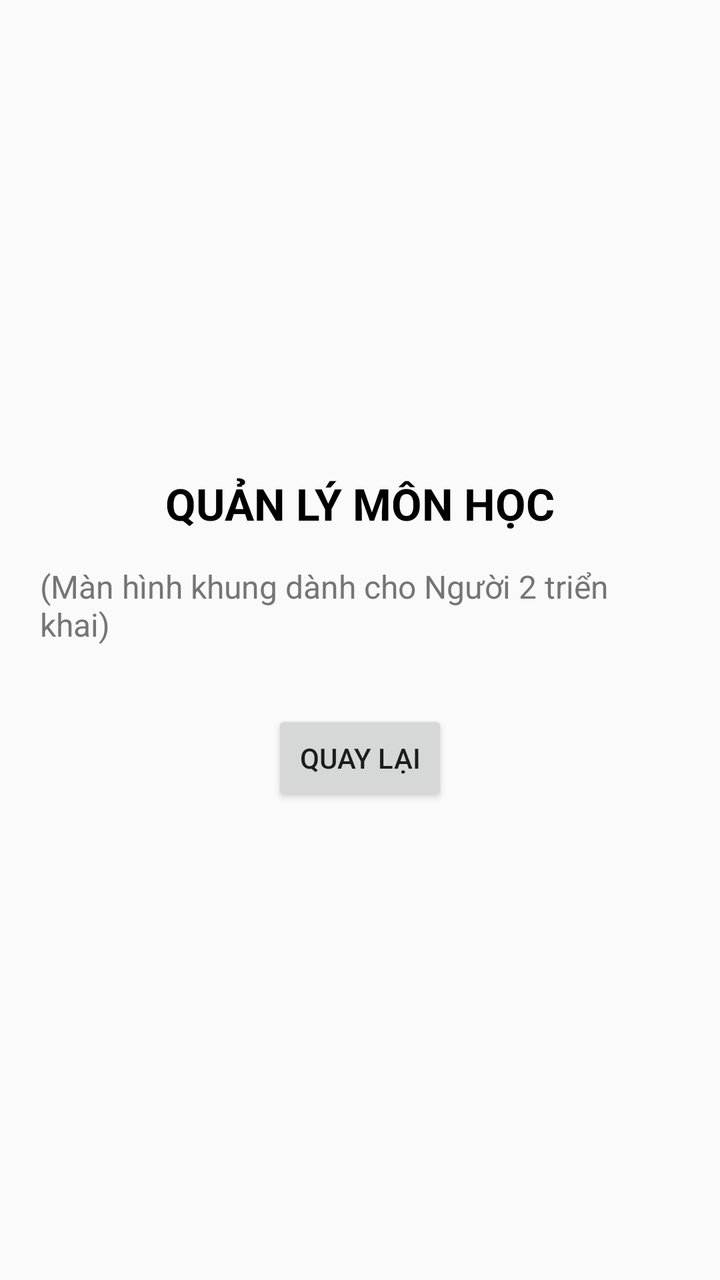
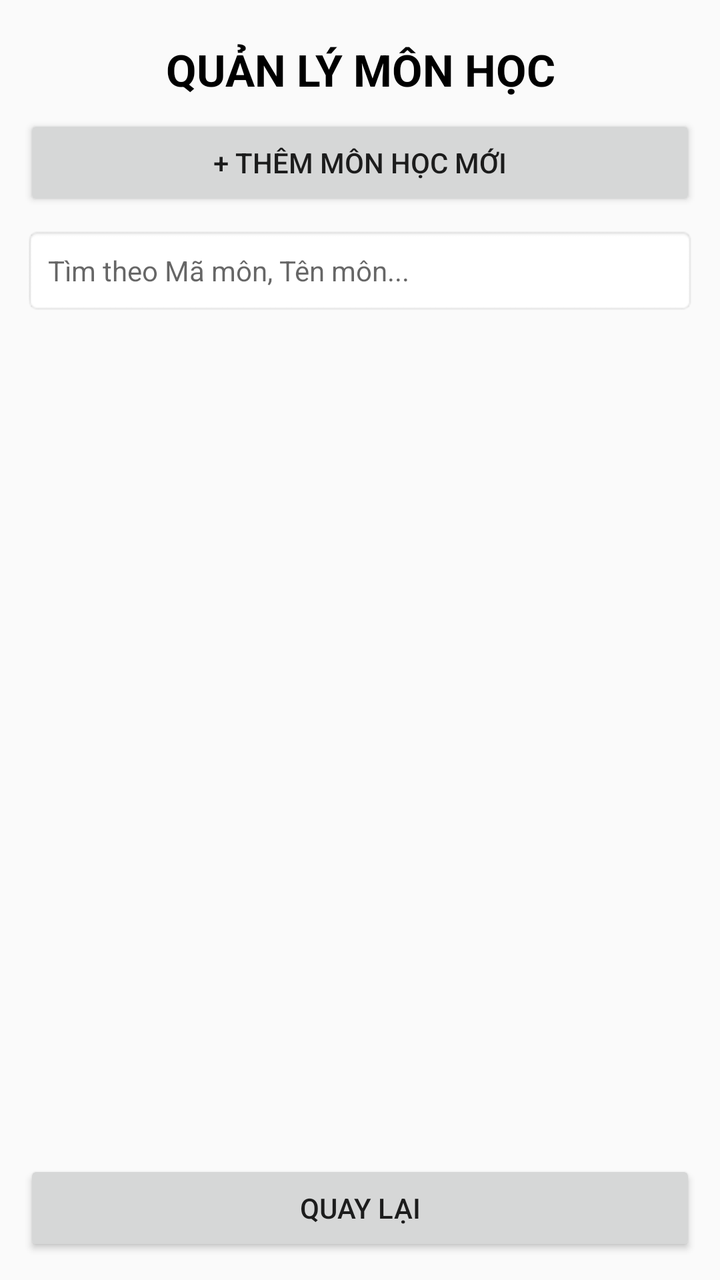

Two renders of the same Android screen: before a commit and after it. Below are the layout's source before the change and the commit's diff.
<!-- AndroidManifest.xml: application theme Theme.Test3 -->
<!-- res/layout/activity_subject.xml -->
<?xml version="1.0" encoding="utf-8"?>
<LinearLayout xmlns:android="http://schemas.android.com/apk/res/android"
    android:layout_width="match_parent"
    android:layout_height="match_parent"
    android:orientation="vertical"
    android:padding="20dp"
    android:gravity="center">

    <TextView
        android:layout_width="wrap_content"
        android:layout_height="wrap_content"
        android:text="QUẢN LÝ MÔN HỌC"
        android:textSize="22sp"
        android:textStyle="bold"
        android:textColor="@color/black"
        android:layout_marginBottom="16dp" />

    <TextView
        android:layout_width="wrap_content"
        android:layout_height="wrap_content"
        android:text="(Màn hình khung dành cho Người 2 triển khai)"
        android:textSize="16sp"
        android:textColor="#757575"
        android:layout_marginBottom="32dp" />

    <Button
        android:id="@+id/btnBack"
        android:layout_width="wrap_content"
        android:layout_height="wrap_content"
        android:text="Quay lại" />

</LinearLayout>
<!-- resources referenced by this layout -->
<resources>
  <color name="black">#FF000000</color>
  <style name="Theme.Test3" parent="Theme.AppCompat.Light.DarkActionBar">
          <item name="colorPrimary">#1976D2</item>
          <item name="colorPrimaryDark">#1565C0</item>
          <item name="colorAccent">#03DAC6</item>
      </style>
</resources>

<!-- the commit's change to res/layout/activity_subject.xml (unified diff, before → after) -->
@@ -3,30 +3,62 @@
     android:layout_width="match_parent"
     android:layout_height="match_parent"
     android:orientation="vertical"
-    android:padding="20dp"
-    android:gravity="center">
+    android:padding="12dp">
 
     <TextView
-        android:layout_width="wrap_content"
+        android:layout_width="match_parent"
         android:layout_height="wrap_content"
+        android:layout_marginVertical="8dp"
+        android:gravity="center"
         android:text="QUẢN LÝ MÔN HỌC"
+        android:textColor="@android:color/black"
         android:textSize="22sp"
-        android:textStyle="bold"
-        android:textColor="@color/black"
-        android:layout_marginBottom="16dp" />
+        android:textStyle="bold" />
 
-    <TextView
-        android:layout_width="wrap_content"
+    <Button
+        android:id="@+id/btnAddSubject"
+        android:layout_width="match_parent"
         android:layout_height="wrap_content"
-        android:text="(Màn hình khung dành cho Người 2 triển khai)"
-        android:textSize="16sp"
-        android:textColor="#757575"
-        android:layout_marginBottom="32dp" />
+        android:layout_marginBottom="8dp"
+        android:text="+ Thêm Môn Học Mới" />
+
+    <EditText
+        android:id="@+id/etSearchSubject"
+        android:layout_width="match_parent"
+        android:layout_height="44dp"
+        android:layout_marginBottom="8dp"
+        android:background="@android:drawable/editbox_background"
+        android:hint="Tìm theo Mã môn, Tên môn..."
+        android:paddingHorizontal="12dp"
+        android:textSize="14sp" />
+
+    <FrameLayout
+        android:layout_width="match_parent"
+        android:layout_height="0dp"
+        android:layout_weight="1">
+
+        <androidx.recyclerview.widget.RecyclerView
+            android:id="@+id/rvSubjects"
+            android:layout_width="match_parent"
+            android:layout_height="match_parent" />
+
+        <TextView
+            android:id="@+id/tvEmptySubject"
+            android:layout_width="match_parent"
+            android:layout_height="match_parent"
+            android:gravity="center"
+            android:text="Chưa có môn học nào trong danh sách!"
+            android:textColor="#757575"
+            android:textSize="15sp"
+            android:visibility="gone" />
+    </FrameLayout>
 
     <Button
         android:id="@+id/btnBack"
-        android:layout_width="wrap_content"
+        style="?attr/materialButtonOutlinedStyle"
+        android:layout_width="match_parent"
         android:layout_height="wrap_content"
+        android:layout_marginTop="8dp"
         android:text="Quay lại" />
 
 </LinearLayout>
<!-- resource entries referenced after the edit -->
@@ -1,6 +1,5 @@
 <!-- resources referenced by this layout -->
 <resources>
-  <color name="black">#FF000000</color>
   <style name="Theme.Test3" parent="Theme.AppCompat.Light.DarkActionBar">
           <item name="colorPrimary">#1976D2</item>
           <item name="colorPrimaryDark">#1565C0</item>
